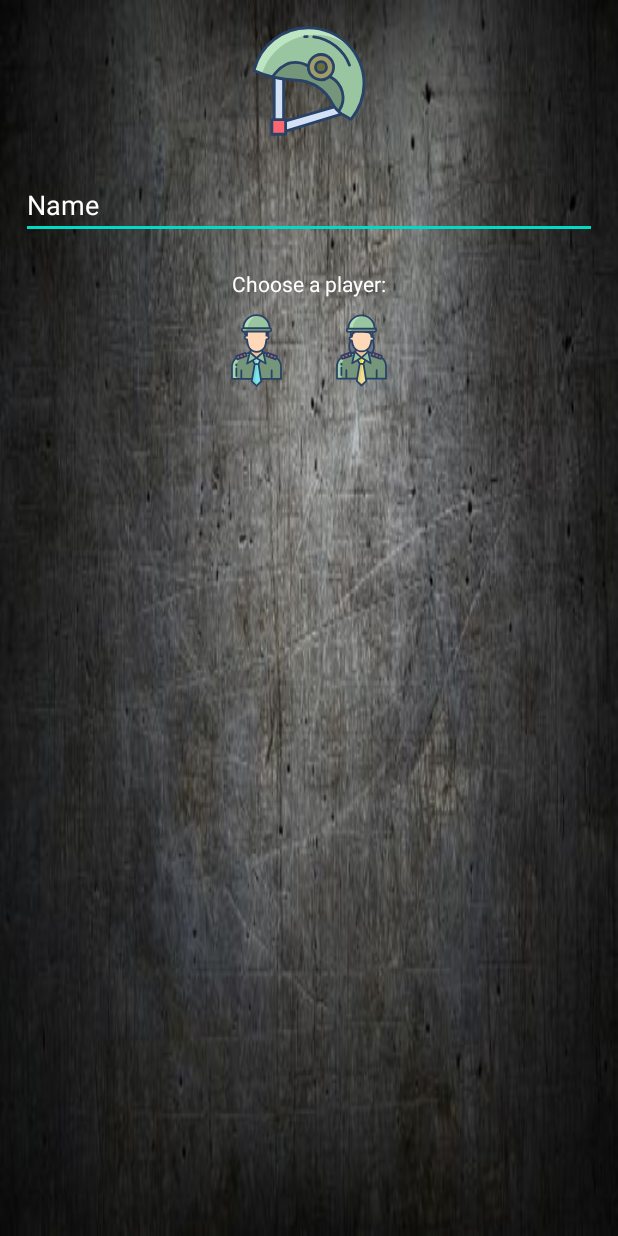
After one commit to danielmar121/card_game_android, an Android app: the layout activity_welcome_page.xml on its own in the app's theme, with its tools: preview values and no code run, on a phone screen of 412 x 824 dp. The commit adds this screen. Run offline under Robolectric (Android 15) with nearby library versions, the phone set to English and light mode, and no system bars.

Commit message:
Add WelcomePage

```diff
--- a/app/src/main/java/com/daniel/card_game_android/WinnerPage.java
+++ b/app/src/main/java/com/daniel/card_game_android/WinnerPage.java
@@ -23,7 +23,6 @@ public class WinnerPage extends AppCompatActivity {
     protected void onCreate(Bundle savedInstanceState) {
         super.onCreate(savedInstanceState);
         setContentView(R.layout.activity_winner_page);
-        Log.d("winner","onStart");
 
         findViews();
 
@@ -70,7 +69,7 @@ public class WinnerPage extends AppCompatActivity {
 
         if(Integer.parseInt(scoreA) > Integer.parseInt(scoreB)){
             imageId = this.getResources().getIdentifier("player_boy", "drawable", this.getPackageName());
-            playerName = "Player_A";
+            playerName = intent.getStringExtra(MainActivity.name);
         }else{
             imageId = this.getResources().getIdentifier("player_girl", "drawable", this.getPackageName());
             playerName = "Player_B";
--- a/app/src/main/res/drawable/player_boy.xml
+++ b/app/src/main/res/drawable/player_boy.xml
@@ -1,8 +1,8 @@
 <vector xmlns:android="http://schemas.android.com/apk/res/android" xmlns:aapt="http://schemas.android.com/aapt"
     android:viewportWidth="512"
     android:viewportHeight="512"
-    android:width="512dp"
-    android:height="512dp">
+    android:width="50dp"
+    android:height="50dp">
     <path
         android:pathData="M391.27 304.69l-79.17 -33.22 -10.04 -5.52 -92.12 2.05 -13.42 6.75 -75.79 29.94a77.984 77.984 0 0 0 -32.09 63.11v82.73h334.72v-82.73a77.984 77.984 0 0 0 -32.09 -63.11z"
         android:fillColor="#75967A" />
--- a/app/src/main/res/drawable/player_girl.xml
+++ b/app/src/main/res/drawable/player_girl.xml
@@ -1,8 +1,8 @@
 <vector xmlns:android="http://schemas.android.com/apk/res/android" xmlns:aapt="http://schemas.android.com/aapt"
     android:viewportWidth="512"
     android:viewportHeight="512"
-    android:width="512dp"
-    android:height="512dp">
+    android:width="50dp"
+    android:height="50dp">
     <path
         android:pathData="M391.27 301.69l-79.17 -33.22 -10.04 -5.52 -92.12 2.05 -13.42 6.75 -75.79 29.94a77.984 77.984 0 0 0 -32.09 63.11v82.73h334.72v-82.73a77.984 77.984 0 0 0 -32.09 -63.11z"
         android:fillColor="#75967A" />
--- a/app/src/main/res/layout/activity_main.xml
+++ b/app/src/main/res/layout/activity_main.xml
@@ -37,6 +37,7 @@
                 android:layout_gravity="center"/>
 
             <ImageView
+                android:id="@+id/main_IMG_player_A"
                 android:layout_width="100dp"
                 android:layout_height="wrap_content"
                 android:layout_margin="10dp"
@@ -130,6 +131,7 @@
                 android:layout_gravity="center"/>
 
             <ImageView
+                android:id="@+id/main_IMG_player_B"
                 android:layout_width="100dp"
                 android:layout_height="wrap_content"
                 android:layout_margin="10dp"
--- /dev/null
+++ b/app/src/main/res/layout/activity_welcome_page.xml
@@ -0,0 +1,89 @@
+<?xml version="1.0" encoding="utf-8"?>
+<RelativeLayout xmlns:android="http://schemas.android.com/apk/res/android"
+    xmlns:tools="http://schemas.android.com/tools"
+    android:layout_width="match_parent"
+    android:layout_height="match_parent"
+    tools:context=".WelcomePage">
+
+    <ImageView
+        android:layout_width="match_parent"
+        android:layout_height="match_parent"
+        android:src="@drawable/iron_background"
+        android:scaleType="fitXY"
+        android:contentDescription="@string/background"/>
+
+    <LinearLayout
+        android:layout_width="match_parent"
+        android:layout_height="match_parent"
+        android:layout_margin="4dp"
+        android:orientation="vertical"
+        android:baselineAligned="false">
+
+        <ImageView
+            android:layout_width="match_parent"
+            android:layout_height="80dp"
+            android:layout_gravity="center"
+            android:layout_margin="10dp"
+            android:contentDescription="@string/player"
+            android:src="@drawable/card_10"
+            android:adjustViewBounds="true"
+            android:scaleType="centerInside"
+            />
+
+        <EditText
+            android:id="@+id/login_INPT_name"
+            android:layout_width="match_parent"
+            android:layout_height="wrap_content"
+            android:layout_margin="10dp"
+            android:inputType="text"
+            android:hint="Name"
+            android:textColorHint="@color/white"
+            android:textColor="@color/white"
+            />
+
+        <TextView
+            android:layout_width="wrap_content"
+            android:layout_height="wrap_content"
+            android:text="Choose a player:"
+            android:textColor="@color/white"
+            android:layout_gravity="center"
+            android:layout_marginTop="10dp"
+            />
+
+        <LinearLayout
+            android:orientation="horizontal"
+            android:layout_height="wrap_content"
+            android:layout_width="wrap_content"
+            android:layout_centerHorizontal="true"
+            android:layout_alignParentBottom="true"
+            android:baselineAligned="false"
+            android:layout_gravity="center"
+            >
+
+            <ImageButton
+                android:id="@+id/login_BTN_boy"
+                android:layout_width="wrap_content"
+                android:layout_height="match_parent"
+                android:src="@drawable/player_boy"
+                android:background="@null"
+                android:padding="10dp"
+                android:adjustViewBounds="true"
+                android:scaleType="centerInside"
+                />
+
+            <ImageButton
+                android:id="@+id/login_BTN_girl"
+                android:layout_width="wrap_content"
+                android:layout_height="match_parent"
+                android:src="@drawable/player_girl"
+                android:background="@null"
+                android:padding="10dp"
+                android:adjustViewBounds="true"
+                android:scaleType="centerInside"
+                />
+
+        </LinearLayout>
+
+    </LinearLayout>
+
+</RelativeLayout>
```
Also changed, not shown: app/src/main/AndroidManifest.xml (+9 -8 lines), app/src/main/java/com/daniel/card_game_android/MainActivity.java (+26 -1 lines), app/src/main/java/com/daniel/card_game_android/WelcomePage.java (added, +61 -0 lines).
